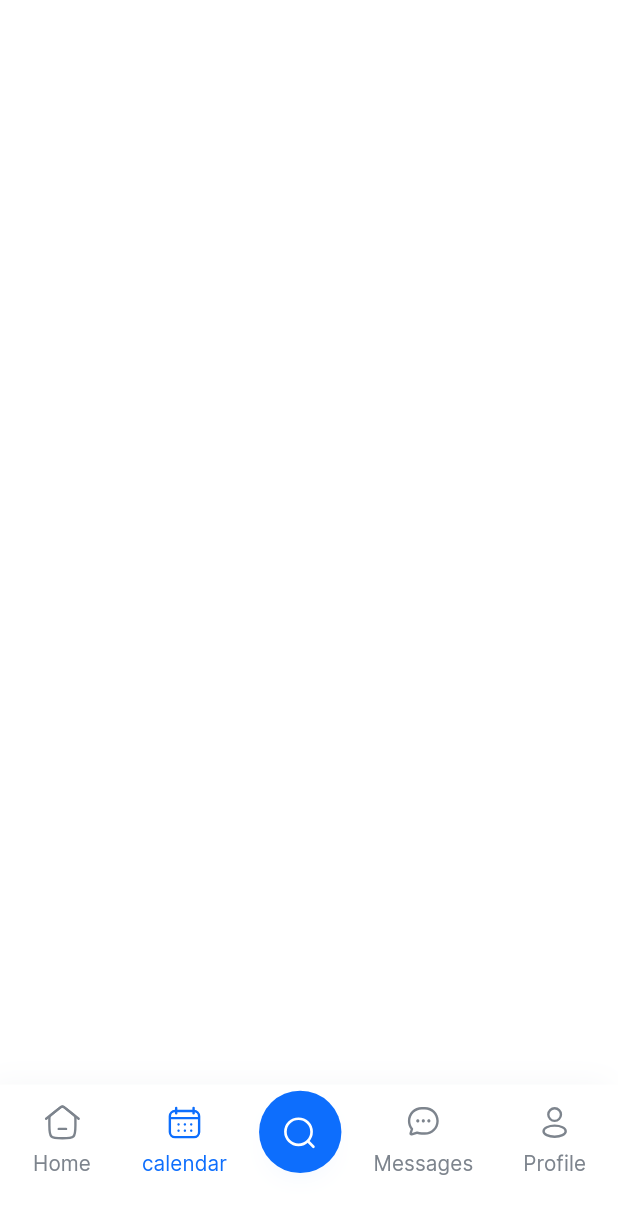
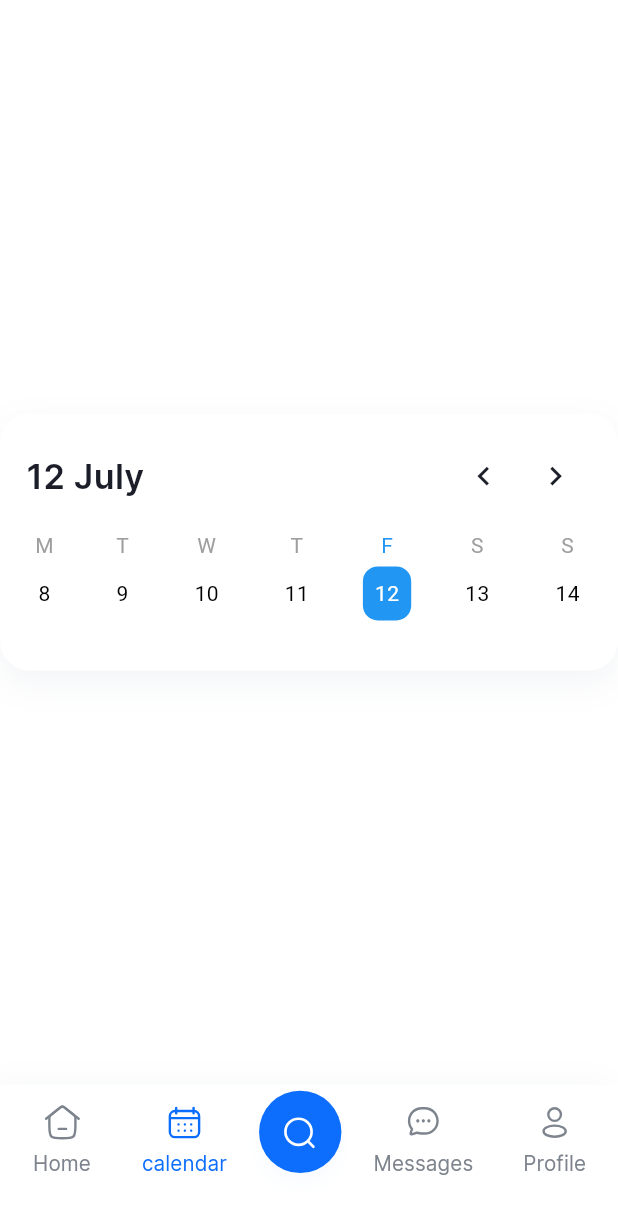
Before and after one commit to SharifboyMuminov/travel_app, a Flutter app: the screen it shows after launch, item 2 of the bottom bar chosen, on a phone screen of 412 x 824 dp. Shown: the top 1214 px of the screen. Run offline on Flutter 3.47's test engine with Material 3 defaults, Android fonts, the phone set to English and light mode, and no system bars; our stand-ins replace flutter_screenutil, flutter_svg, pinput.

Commit message:
start work schedule page :)

```diff
--- a/lib/screens/tab_box/schedule/schedule_screen.dart
+++ b/lib/screens/tab_box/schedule/schedule_screen.dart
@@ -1,4 +1,8 @@
 import 'package:flutter/material.dart';
+import 'package:flutter_screenutil/flutter_screenutil.dart';
+import 'package:travel_app/utils/app_colors.dart';
+import 'package:travel_app/utils/app_size.dart';
+import 'package:travel_app/utils/app_text_style.dart';
 
 class ScheduleScreen extends StatefulWidget {
   const ScheduleScreen({super.key});
@@ -10,6 +14,177 @@ class ScheduleScreen extends StatefulWidget {
 class _ScheduleScreenState extends State<ScheduleScreen> {
   @override
   Widget build(BuildContext context) {
-    return Scaffold();
+    return Scaffold(
+      body: Center(child: DatePicker()),
+    );
   }
 }
+
+class DatePicker extends StatefulWidget {
+  const DatePicker({super.key});
+
+  @override
+  DatePickerState createState() => DatePickerState();
+}
+
+class DatePickerState extends State<DatePicker> {
+  DateTime selectedDate = DateTime.now();
+
+  @override
+  Widget build(BuildContext context) {
+    return DecoratedBox(
+      decoration: BoxDecoration(
+        color: Colors.white,
+        borderRadius: BorderRadius.circular(20),
+        boxShadow: [
+          BoxShadow(
+            color: AppColors.cB4BCC9.withOpacity(0.16),
+            blurRadius: 20,
+            spreadRadius: 0,
+            offset: const Offset(0, 8),
+          ),
+        ],
+      ),
+      child: Padding(
+        padding: EdgeInsets.all(16.we),
+        child: Column(
+          mainAxisSize: MainAxisSize.min,
+          children: [
+            Row(
+              children: [
+                Text(
+                  "${selectedDate.day} ${_monthName(selectedDate.month)}",
+                  style: AppTextStyle.interSemiBold.copyWith(
+                    fontSize: 20.sp,
+                    color: AppColors.c1B1E28,
+                  ),
+                ),
+                const Spacer(),
+                IconButton(
+                  icon: Icon(
+                    Icons.chevron_left,
+                    size: 22.sp,
+                    color: AppColors.c1B1E28,
+                  ),
+                  onPressed: () {
+                    setState(() {
+                      selectedDate = selectedDate.subtract(Duration(days: 7));
+                    });
+                  },
+                ),
+                IconButton(
+                  icon: Icon(
+                    Icons.chevron_right,
+                    size: 22.sp,
+                    color: AppColors.c1B1E28,
+                  ),
+                  onPressed: () {
+                    setState(() {
+                      selectedDate = selectedDate.add(Duration(days: 7));
+                    });
+                  },
+                ),
+              ],
+            ),
+            12.getH(),
+            Row(
+              mainAxisAlignment: MainAxisAlignment.spaceBetween,
+              children: List.generate(7, (index) {
+                DateTime date = DateTime.now().subtract(
+                    Duration(days: DateTime.now().weekday - index - 1));
+                bool isSelected = date.day == selectedDate.day;
+
+                return GestureDetector(
+                  onTap: () {
+                    setState(() {
+                      selectedDate = date;
+                    });
+                  },
+                  child: Column(
+                    children: [
+                      Text(
+                        _dayName(date.weekday),
+                        style: TextStyle(
+                          color: isSelected ? Colors.blue : Colors.grey,
+                        ),
+                      ),
+                      4.getH(),
+                      DecoratedBox(
+                        decoration: BoxDecoration(
+                          color: isSelected ? Colors.blue : Colors.transparent,
+                          borderRadius: BorderRadius.circular(10),
+                        ),
+                        child: Padding(
+                          padding: const EdgeInsets.all(8.0),
+                          child: Text(
+                            date.day.toString(),
+                            style: TextStyle(
+                              color: isSelected ? Colors.white : Colors.black,
+                            ),
+                          ),
+                        ),
+                      ),
+                    ],
+                  ),
+                );
+              }),
+            ),
+            SizedBox(height: 16),
+          ],
+        ),
+      ),
+    );
+  }
+
+  String _monthName(int month) {
+    switch (month) {
+      case 1:
+        return 'January';
+      case 2:
+        return 'February';
+      case 3:
+        return 'March';
+      case 4:
+        return 'April';
+      case 5:
+        return 'May';
+      case 6:
+        return 'June';
+      case 7:
+        return 'July';
+      case 8:
+        return 'August';
+      case 9:
+        return 'September';
+      case 10:
+        return 'October';
+      case 11:
+        return 'November';
+      case 12:
+        return 'December';
+      default:
+        return '';
+    }
+  }
+
+  String _dayName(int day) {
+    switch (day) {
+      case 1:
+        return 'M';
+      case 2:
+        return 'T';
+      case 3:
+        return 'W';
+      case 4:
+        return 'T';
+      case 5:
+        return 'F';
+      case 6:
+        return 'S';
+      case 7:
+        return 'S';
+      default:
+        return '';
+    }
+  }
+}
```
